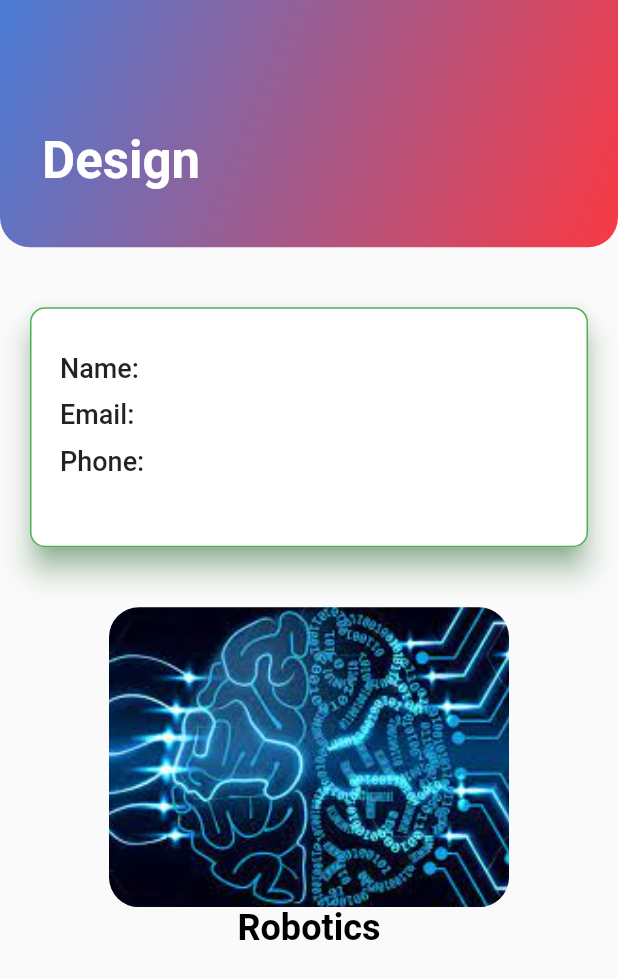
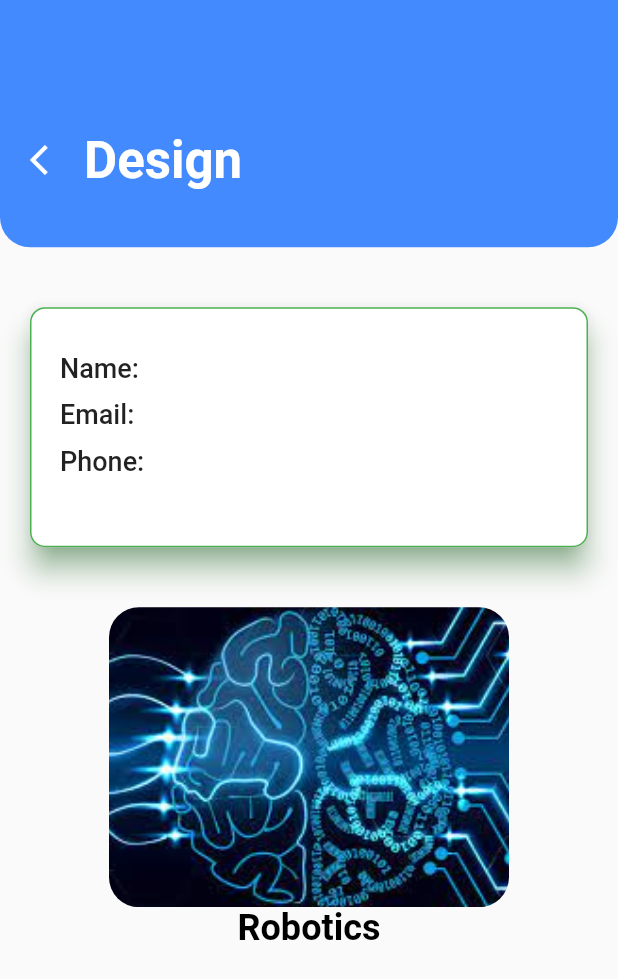
Before and after one commit to SnowJunior/Mockup, a Flutter app: the DesignPage screen opened directly, on a phone screen of 412 x 824 dp. Shown: the top 979 px of the screen. Run offline on Flutter 3.47's test engine with Material 2 defaults, Android fonts, the phone set to English and light mode, and no system bars; our stand-ins replace animated_splash_screen, curved_navigation_bar, flutter_svg, lottie.

Commit message:
refactor all files and clean up architecture

```diff
--- a/lib/main.dart
+++ b/lib/main.dart
@@ -1,5 +1,5 @@
 import 'package:flutter/material.dart';
-import 'package:interapp/splash.dart';
+import 'package:interapp/presentation/screens/splash_screen.dart';
 
 void main() {
   runApp(const MyApp());
--- a/lib/presentation/response/response_screen.dart
+++ b/lib/presentation/response/response_screen.dart
@@ -22,8 +22,8 @@ class ResponseScreen extends StatelessWidget {
               begin: Alignment.topLeft,
               end: Alignment.bottomRight,
               colors: [
-                kPrimary,
-                kSecondary,
+                Colors.blueAccent,
+                Colors.blueAccent,
               ],
             ),
           ),
--- a/lib/presentation/design.dart
+++ b/lib/presentation/screens/design_screen.dart
@@ -29,14 +29,24 @@ class DesignPage extends StatelessWidget {
                 gradient: LinearGradient(
                   begin: Alignment.topLeft,
                   end: Alignment.bottomRight,
-                  colors: [kPrimary, kSecondary],
+                  colors: [
+                    Colors.blueAccent,
+                    Colors.blueAccent,
+                  ],
                 ),
               ),
               child: Padding(
-                padding: const EdgeInsets.only(left: 28.0, top: 48.0),
+                padding: const EdgeInsets.only(left: 8.0, top: 48.0),
                 child: Row(
-                  children: const [
-                    Text(
+                  children: [
+                    IconButton(
+                      onPressed: () {
+                        Navigator.pop(context);
+                      },
+                      icon: const Icon(Icons.arrow_back_ios),
+                      color: Colors.white,
+                    ),
+                    const Text(
                       "Design",
                       style: TextStyle(
                         fontSize: 34,
--- a/lib/presentation/dictionary_screen.dart
+++ b/lib/presentation/screens/dictionary_screen.dart
@@ -1,7 +1,7 @@
 import 'package:flutter/material.dart';
 import 'package:interapp/model/values.dart';
 
-import '../constants/color.dart';
+import '../../constants/color.dart';
 
 class DictionaryScreen extends StatefulWidget {
   const DictionaryScreen({Key? key}) : super(key: key);
@@ -29,8 +29,8 @@ class _DictionaryScreenState extends State<DictionaryScreen> {
               begin: Alignment.topLeft,
               end: Alignment.bottomRight,
               colors: [
-                kPrimary,
-                kSecondary,
+                Colors.blueAccent,
+                Colors.blueAccent,
               ],
             ),
           ),
--- a/lib/presentation/info.dart
+++ b/lib/presentation/screens/info_screen.dart
@@ -1,7 +1,7 @@
 import 'package:flutter/material.dart';
 import 'package:flutter/services.dart';
 import 'package:interapp/constants/color.dart';
-import 'package:interapp/presentation/design.dart';
+import 'package:interapp/presentation/screens/design_screen.dart';
 
 class InfoScreen extends StatefulWidget {
   const InfoScreen({Key? key}) : super(key: key);
@@ -36,7 +36,7 @@ class _InfoScreenState extends State<InfoScreen> {
               gradient: LinearGradient(
                   begin: Alignment.topLeft,
                   end: Alignment.bottomRight,
-                  colors: [kPrimary, kSecondary]),
+                  colors: [Colors.blueAccent,Colors.blueAccent,]),
             ),
             child: Padding(
               padding: const EdgeInsets.only(left: 28.0, top: 48.0),
@@ -171,7 +171,7 @@ class _InfoScreenState extends State<InfoScreen> {
                         return "Enter a number";
                       } else if (value.length > 10) {
                         return "Number is invalid";
-                      } else if (value.length < 2) {
+                      } else if (value.length < 10) {
                         return "Number is too short";
                       } else {
                         return null;
--- a/lib/splash.dart
+++ b/lib/presentation/screens/splash_screen.dart
@@ -1,6 +1,6 @@
 import 'package:animated_splash_screen/animated_splash_screen.dart';
 import 'package:flutter/material.dart';
-import 'package:interapp/presentation/home.dart';
+import 'package:interapp/routes/home.dart';
 import 'package:lottie/lottie.dart';
 
 class SplashScreen extends StatelessWidget {
--- a/lib/presentation/home.dart
+++ b/lib/routes/home.dart
@@ -1,11 +1,11 @@
 import 'package:curved_navigation_bar/curved_navigation_bar.dart';
 import 'package:flutter/material.dart';
 import 'package:flutter_svg/flutter_svg.dart';
-import 'package:interapp/presentation/design.dart';
-import 'package:interapp/presentation/dictionary_screen.dart';
+import 'package:interapp/presentation/screens/design_screen.dart';
+import 'package:interapp/presentation/screens/dictionary_screen.dart';
 import 'package:interapp/presentation/response/response_screen.dart';
 
-import 'info.dart';
+import '../presentation/screens/info_screen.dart';
 
 class HomeScreen extends StatefulWidget {
   const HomeScreen({Key? key}) : super(key: key);
```
